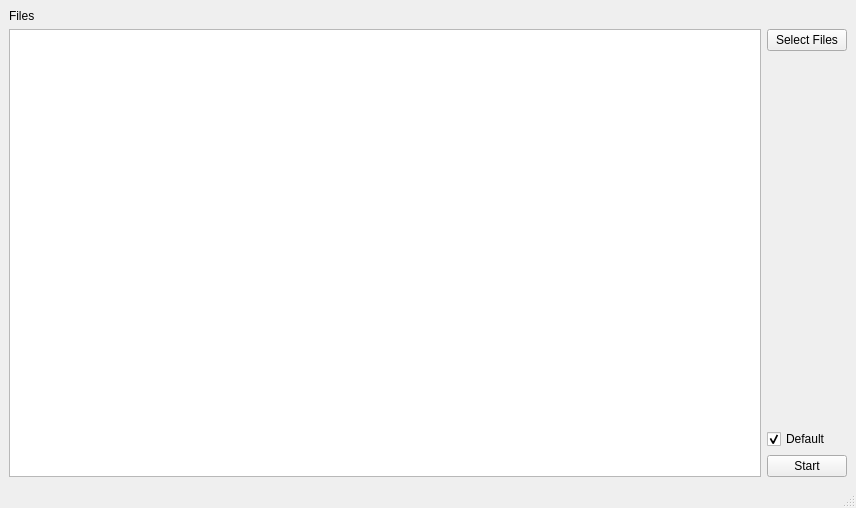
The window that mainWindow.ui (DerTreiber/timelapse) describes before a commit, drawn with Qt 5.
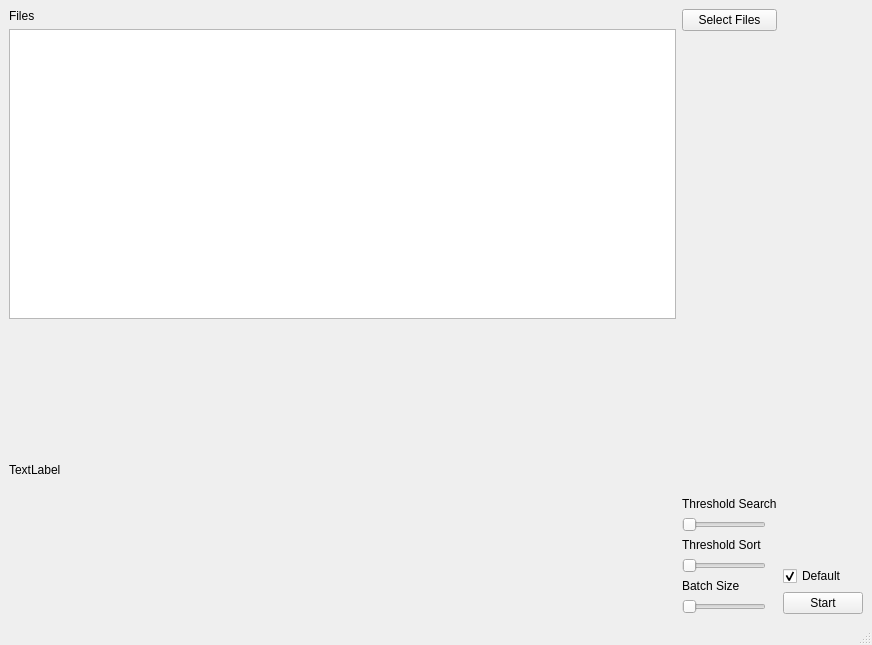
The same window after the commit.

What changed in the file:
```diff
--- a/mainWindow.ui
+++ b/mainWindow.ui
@@ -6,8 +6,8 @@
    <rect>
     <x>0</x>
     <y>0</y>
-    <width>856</width>
-    <height>508</height>
+    <width>872</width>
+    <height>645</height>
    </rect>
   </property>
   <property name="windowTitle">
@@ -15,18 +15,8 @@
   </property>
   <widget class="QWidget" name="centralwidget">
    <layout class="QGridLayout" name="gridLayout_2">
-    <item row="1" column="0">
-     <widget class="QListWidget" name="filesListWidget"/>
-    </item>
-    <item row="1" column="2">
+    <item row="1" column="4">
      <layout class="QVBoxLayout" name="verticalLayout">
-      <item>
-       <widget class="QPushButton" name="selectFilesBtn">
-        <property name="text">
-         <string>Select Files</string>
-        </property>
-       </widget>
-      </item>
       <item>
        <spacer name="verticalSpacer">
         <property name="orientation">
@@ -59,12 +49,116 @@
       </item>
      </layout>
     </item>
-    <item row="0" column="0">
-     <widget class="QLabel" name="label">
-      <property name="text">
-       <string>Files</string>
-      </property>
-     </widget>
+    <item row="1" column="3">
+     <layout class="QVBoxLayout" name="verticalLayout_4">
+      <item>
+       <widget class="QPushButton" name="selectFilesBtn">
+        <property name="text">
+         <string>Select Files</string>
+        </property>
+       </widget>
+      </item>
+      <item>
+       <spacer name="verticalSpacer_2">
+        <property name="orientation">
+         <enum>Qt::Vertical</enum>
+        </property>
+        <property name="sizeHint" stdset="0">
+         <size>
+          <width>20</width>
+          <height>40</height>
+         </size>
+        </property>
+       </spacer>
+      </item>
+      <item>
+       <widget class="QLabel" name="label_2">
+        <property name="text">
+         <string>Threshold Search</string>
+        </property>
+       </widget>
+      </item>
+      <item>
+       <widget class="QSlider" name="horizontalSlider">
+        <property name="sizePolicy">
+         <sizepolicy hsizetype="Fixed" vsizetype="Fixed">
+          <horstretch>0</horstretch>
+          <verstretch>0</verstretch>
+         </sizepolicy>
+        </property>
+        <property name="orientation">
+         <enum>Qt::Horizontal</enum>
+        </property>
+       </widget>
+      </item>
+      <item>
+       <widget class="QLabel" name="label_3">
+        <property name="text">
+         <string>Threshold Sort</string>
+        </property>
+       </widget>
+      </item>
+      <item>
+       <widget class="QSlider" name="horizontalSlider_2">
+        <property name="sizePolicy">
+         <sizepolicy hsizetype="Fixed" vsizetype="Fixed">
+          <horstretch>0</horstretch>
+          <verstretch>0</verstretch>
+         </sizepolicy>
+        </property>
+        <property name="orientation">
+         <enum>Qt::Horizontal</enum>
+        </property>
+       </widget>
+      </item>
+      <item>
+       <widget class="QLabel" name="label_4">
+        <property name="text">
+         <string>Batch Size</string>
+        </property>
+       </widget>
+      </item>
+      <item>
+       <widget class="QSlider" name="horizontalSlider_3">
+        <property name="sizePolicy">
+         <sizepolicy hsizetype="Fixed" vsizetype="Fixed">
+          <horstretch>0</horstretch>
+          <verstretch>0</verstretch>
+         </sizepolicy>
+        </property>
+        <property name="orientation">
+         <enum>Qt::Horizontal</enum>
+        </property>
+       </widget>
+      </item>
+     </layout>
+    </item>
+    <item row="1" column="1">
+     <layout class="QVBoxLayout" name="verticalLayout_5">
+      <item>
+       <widget class="QLabel" name="label">
+        <property name="text">
+         <string>Files</string>
+        </property>
+       </widget>
+      </item>
+      <item>
+       <widget class="QListWidget" name="filesListWidget"/>
+      </item>
+      <item>
+       <widget class="QLabel" name="referenceView">
+        <property name="sizePolicy">
+         <sizepolicy hsizetype="MinimumExpanding" vsizetype="MinimumExpanding">
+          <horstretch>0</horstretch>
+          <verstretch>0</verstretch>
+         </sizepolicy>
+        </property>
+        <property name="text">
+         <string>TextLabel</string>
+        </property>
+       </widget>
+      </item>
+     </layout>
     </item>
    </layout>
   </widget>
```
Left out of the diff: 2 changed lines with no effect on the pictures.
